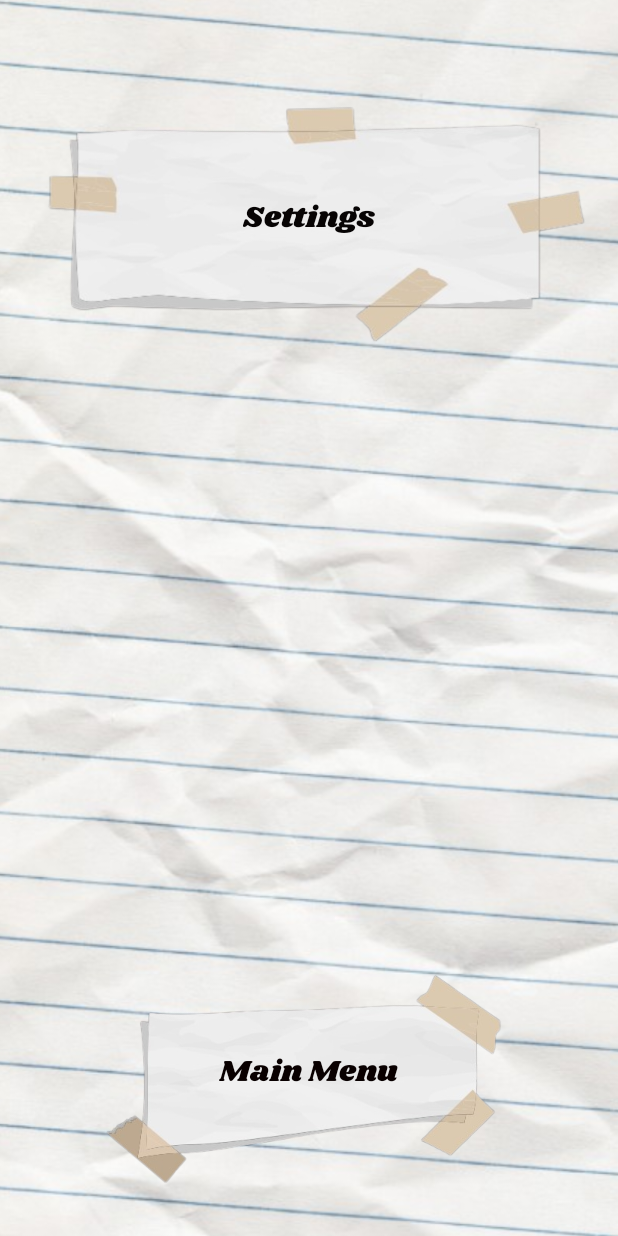
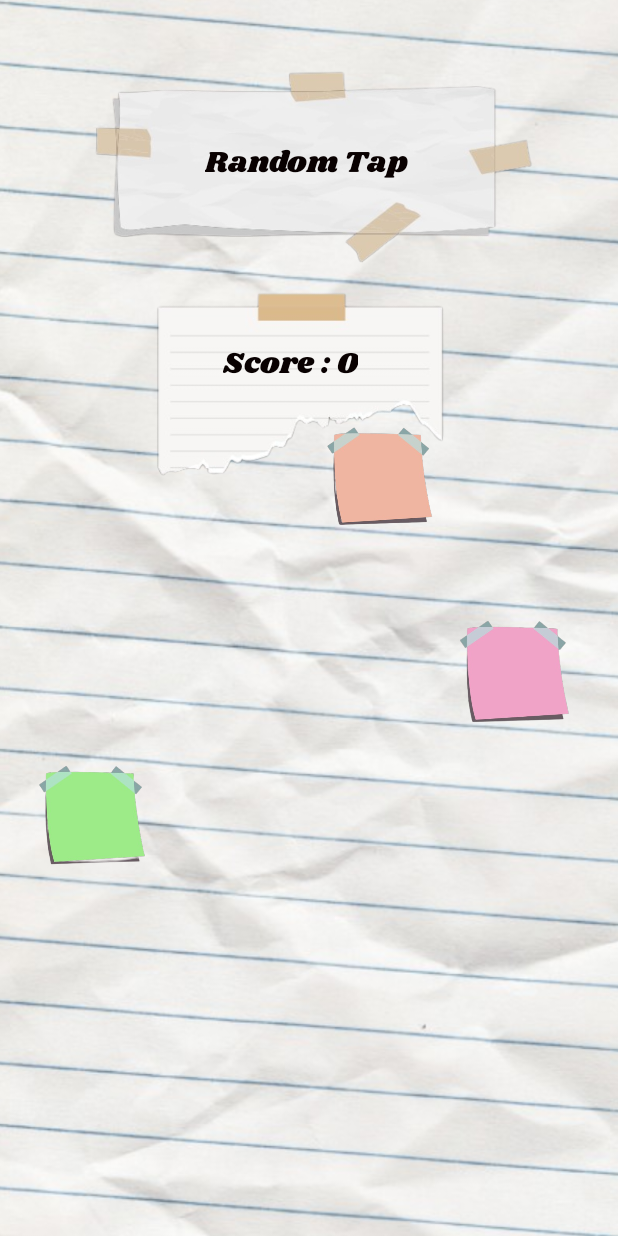
Before and after one commit to MasterPNJ/MiniPaper, an Android app built with Jetpack Compose: the screen it shows after launch (OptionsActivity before the commit, RandomtapActivity after it), after a tap on an icon or button, on a phone screen of 412 x 824 dp. Run offline under Robolectric (Android 15) with nearby library versions, the phone set to English and light mode, and no system bars.

Commit message:
Add : first mini-game - RandomTap
Add : first mini-game - RandomTap

```diff
--- a/app/src/main/AndroidManifest.xml
+++ b/app/src/main/AndroidManifest.xml
@@ -25,6 +25,12 @@
             android:label="@string/title_countdown_activity"
             android:theme="@style/Theme.MiniPaper" />
         <activity
+            android:name=".RandomtapActivity"
+            android:screenOrientation="portrait"
+            android:exported="false"
+            android:label="@string/title_randomtap_activity"
+            android:theme="@style/Theme.MiniPaper" />
+        <activity
             android:name=".MainActivity"
             android:screenOrientation="portrait"
             android:exported="true">
--- a/app/src/main/java/com/example/minipaper/CountdownActivity.kt
+++ b/app/src/main/java/com/example/minipaper/CountdownActivity.kt
@@ -1,5 +1,6 @@
 package com.example.minipaper
 
+import android.content.Intent
 import android.os.Bundle
 import android.os.CountDownTimer
 import android.view.View
@@ -52,6 +53,9 @@ class CountdownActivity : AppCompatActivity() {
                 // Par exemple, lancer une nouvelle activité, démarrer un jeu, etc.
                 // startActivity(Intent(this@CountdownActivity, NextActivity::class.java))
                 // finish()
+
+                val intent = Intent(this@CountdownActivity, RandomtapActivity::class.java)
+                startActivity(intent)
 
                 // Pour la démonstration, on remet juste "1" visible ou on ferme l'activité.
                 finish()
--- /dev/null
+++ b/app/src/main/java/com/example/minipaper/RandomtapActivity.kt
@@ -0,0 +1,94 @@
+package com.example.minipaper
+
+import android.os.Bundle
+import android.view.ViewTreeObserver
+import android.widget.ImageView
+import android.widget.TextView
+import androidx.appcompat.app.AppCompatActivity
+import androidx.constraintlayout.widget.ConstraintLayout
+import java.util.Random
+
+class RandomtapActivity : AppCompatActivity() {
+
+    private lateinit var rootLayout: ConstraintLayout
+
+    private lateinit var postit1: ImageView
+    private lateinit var postit2: ImageView
+    private lateinit var postit3: ImageView
+
+    private lateinit var scoreText: TextView
+    private var score = 0
+
+    private var screenWidth = 0
+    private var screenHeight = 0
+
+    private val random = Random()
+
+    override fun onCreate(savedInstanceState: Bundle?) {
+        super.onCreate(savedInstanceState)
+        setContentView(R.layout.activity_randomtap)
+
+        // 1) Récupérer la référence du parent ConstraintLayout
+        rootLayout = findViewById(R.id.rootConstraintLayout)
+
+        // 2) Récupérer les ImageView (post-its)
+        postit1 = findViewById(R.id.imageView15)
+        postit2 = findViewById(R.id.imageView16)
+        postit3 = findViewById(R.id.imageView17)
+
+        // 3) Récupérer le TextView du score
+        scoreText = findViewById(R.id.textView11) // "Score : 0"
+
+        // 4) Mesurer la taille de la zone d'affichage dès que le layout est prêt
+        rootLayout.viewTreeObserver.addOnGlobalLayoutListener(object : ViewTreeObserver.OnGlobalLayoutListener {
+            override fun onGlobalLayout() {
+                // Retirer le listener pour éviter qu'il ne se répète
+                rootLayout.viewTreeObserver.removeOnGlobalLayoutListener(this)
+
+                // Récupérer la largeur et la hauteur du parent
+                screenWidth = rootLayout.width
+                screenHeight = rootLayout.height
+
+                // Placer aléatoirement chaque post-it une première fois
+                movePostitRandomly(postit1)
+                movePostitRandomly(postit2)
+                movePostitRandomly(postit3)
+            }
+        })
+
+        // 5) Gérer le clic sur chaque post-it
+        val onPostitClickListener = { postit: ImageView ->
+            // Incrémenter le score
+            score++
+            scoreText.text = "Score : $score"
+
+            // Replacer le post-it cliqué
+            movePostitRandomly(postit)
+        }
+
+        // 6) Associer le listener à chaque post-it
+        postit1.setOnClickListener { onPostitClickListener(postit1) }
+        postit2.setOnClickListener { onPostitClickListener(postit2) }
+        postit3.setOnClickListener { onPostitClickListener(postit3) }
+    }
+
+    /**
+     * Déplace un post-it (ImageView) à une position aléatoire dans rootLayout.
+     */
+    private fun movePostitRandomly(postit: ImageView) {
+        // Empêcher un crash si le layout n'est pas encore mesuré
+        if (screenWidth == 0 || screenHeight == 0) return
+
+        // Calculer la zone disponible
+        val maxX = screenWidth - postit.width
+        val maxY = screenHeight - postit.height
+
+        // Générer des coordonnées aléatoires
+        val randomX = random.nextInt(maxX.coerceAtLeast(1))
+        val randomY = random.nextInt(maxY.coerceAtLeast(1))
+
+        // Positionner le post-it (en coordonnées absolues dans le parent)
+        postit.x = randomX.toFloat()
+        postit.y = randomY.toFloat()
+    }
+}
--- /dev/null
+++ b/app/src/main/res/layout/activity_randomtap.xml
@@ -0,0 +1,111 @@
+<?xml version="1.0" encoding="utf-8"?>
+<androidx.constraintlayout.widget.ConstraintLayout xmlns:android="http://schemas.android.com/apk/res/android"
+    xmlns:app="http://schemas.android.com/apk/res-auto"
+    xmlns:tools="http://schemas.android.com/tools"
+    android:id="@+id/rootConstraintLayout"
+    android:layout_width="match_parent"
+    android:layout_height="match_parent">
+
+    <ImageView
+        android:id="@+id/backgroundImage5"
+        android:layout_width="2000dp"
+        android:layout_height="match_parent"
+        android:adjustViewBounds="true"
+        android:scaleType="centerCrop"
+        android:src="@drawable/fondhd"
+        app:layout_constraintBottom_toBottomOf="parent"
+        app:layout_constraintEnd_toEndOf="parent"
+        app:layout_constraintStart_toStartOf="parent"
+        app:layout_constraintTop_toTopOf="parent"
+        app:layout_constraintVertical_bias="0.0" />
+
+    <ImageView
+        android:id="@+id/imageView12"
+        android:layout_width="335dp"
+        android:layout_height="215dp"
+        app:layout_constraintBottom_toBottomOf="@+id/backgroundImage5"
+        app:layout_constraintEnd_toEndOf="parent"
+        app:layout_constraintHorizontal_bias="0.483"
+        app:layout_constraintStart_toStartOf="parent"
+        app:layout_constraintTop_toTopOf="@+id/backgroundImage5"
+        app:layout_constraintVertical_bias="0.0"
+        app:srcCompat="@drawable/paper_6" />
+
+    <TextView
+        android:id="@+id/textView"
+        android:layout_width="wrap_content"
+        android:layout_height="wrap_content"
+        android:fontFamily="@font/shrikhand"
+        android:text="Random Tap"
+        android:textColor="#090101"
+        android:textSize="20sp"
+        app:layout_constraintBottom_toBottomOf="@+id/imageView12"
+        app:layout_constraintEnd_toEndOf="@+id/imageView12"
+        app:layout_constraintHorizontal_bias="0.498"
+        app:layout_constraintStart_toStartOf="@+id/imageView12"
+        app:layout_constraintTop_toTopOf="@+id/backgroundImage5"
+        app:layout_constraintVertical_bias="0.505" />
+
+    <ImageView
+        android:id="@+id/imageView14"
+        android:layout_width="276dp"
+        android:layout_height="170dp"
+        app:layout_constraintBottom_toBottomOf="@+id/backgroundImage5"
+        app:layout_constraintEnd_toEndOf="parent"
+        app:layout_constraintHorizontal_bias="0.496"
+        app:layout_constraintStart_toStartOf="parent"
+        app:layout_constraintTop_toTopOf="@+id/backgroundImage5"
+        app:layout_constraintVertical_bias="0.258"
+        app:srcCompat="@drawable/paper_7" />
+
+    <TextView
+        android:id="@+id/textView11"
+        android:layout_width="wrap_content"
+        android:layout_height="wrap_content"
+        android:fontFamily="@font/shrikhand"
+        android:text="Score : 0"
+        android:textColor="#090101"
+        android:textSize="20sp"
+        app:layout_constraintBottom_toBottomOf="@+id/imageView14"
+        app:layout_constraintEnd_toEndOf="@+id/imageView14"
+        app:layout_constraintHorizontal_bias="0.438"
+        app:layout_constraintStart_toStartOf="@+id/imageView14"
+        app:layout_constraintTop_toTopOf="@+id/imageView14"
+        app:layout_constraintVertical_bias="0.421" />
+
+    <ImageView
+        android:id="@+id/imageView15"
+        android:layout_width="95dp"
+        android:layout_height="100dp"
+        app:layout_constraintBottom_toBottomOf="@+id/backgroundImage5"
+        app:layout_constraintEnd_toEndOf="parent"
+        app:layout_constraintHorizontal_bias="0.212"
+        app:layout_constraintStart_toStartOf="parent"
+        app:layout_constraintTop_toBottomOf="@+id/imageView14"
+        app:layout_constraintVertical_bias="0.132"
+        app:srcCompat="@drawable/postit_1" />
+
+    <ImageView
+        android:id="@+id/imageView16"
+        android:layout_width="97dp"
+        android:layout_height="101dp"
+        app:layout_constraintBottom_toBottomOf="@+id/backgroundImage5"
+        app:layout_constraintEnd_toEndOf="parent"
+        app:layout_constraintHorizontal_bias="0.783"
+        app:layout_constraintStart_toStartOf="parent"
+        app:layout_constraintTop_toBottomOf="@+id/imageView14"
+        app:layout_constraintVertical_bias="0.492"
+        app:srcCompat="@drawable/postit_2" />
+
+    <ImageView
+        android:id="@+id/imageView17"
+        android:layout_width="121dp"
+        android:layout_height="95dp"
+        app:layout_constraintBottom_toBottomOf="parent"
+        app:layout_constraintEnd_toEndOf="parent"
+        app:layout_constraintHorizontal_bias="0.327"
+        app:layout_constraintStart_toStartOf="parent"
+        app:layout_constraintTop_toBottomOf="@+id/imageView14"
+        app:layout_constraintVertical_bias="0.694"
+        app:srcCompat="@drawable/postit_3" />
+</androidx.constraintlayout.widget.ConstraintLayout>
--- a/app/src/main/res/values/strings.xml
+++ b/app/src/main/res/values/strings.xml
@@ -2,4 +2,5 @@
     <string name="app_name">Mini Paper</string>
     <string name="title_activity_options">OptionsActivity</string>
     <string name="title_countdown_activity" />
+    <string name="title_randomtap_activity" />
 </resources>
```
